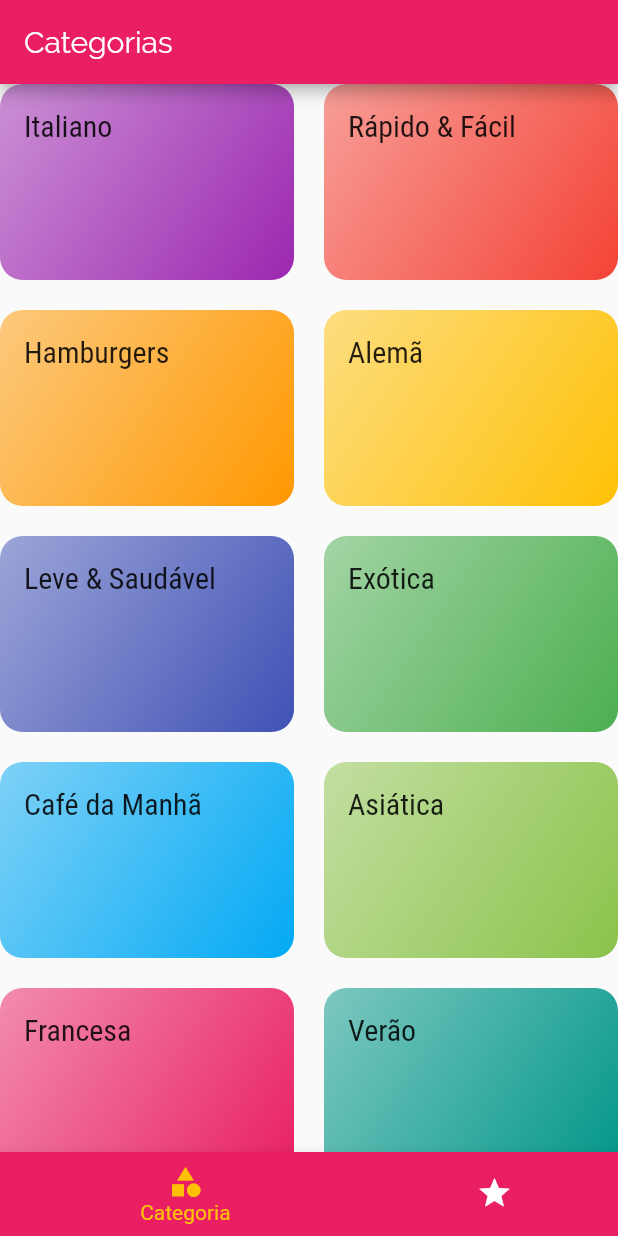
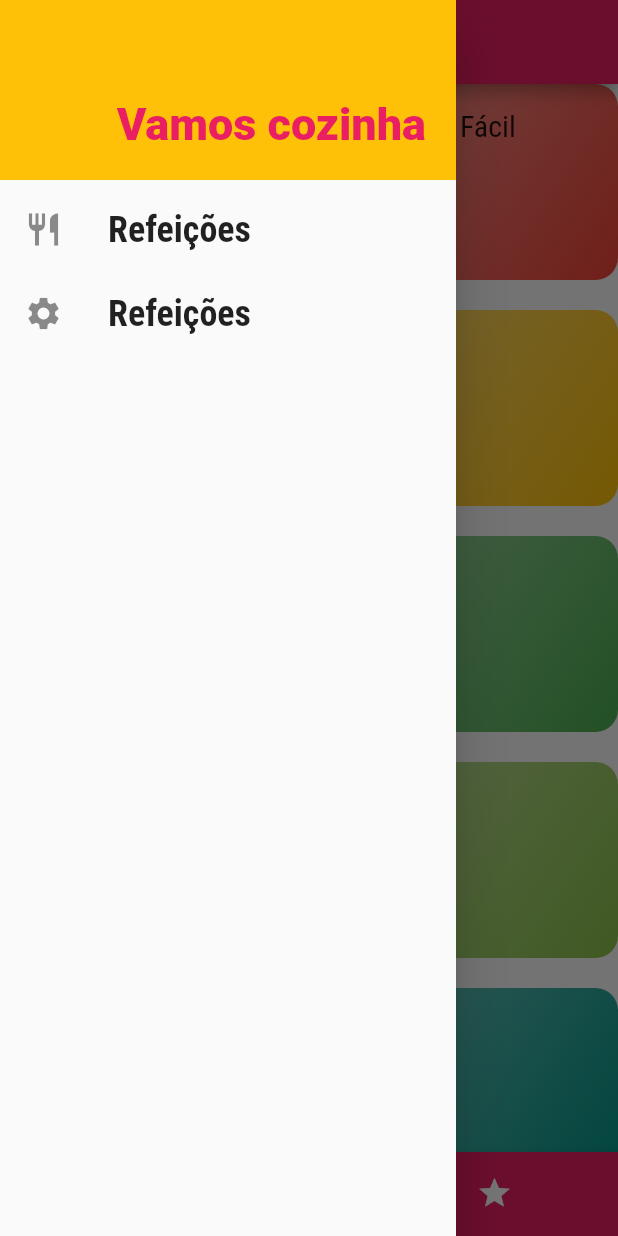
Before and after one commit to sigismundo03/Curso_flutter, a Flutter app: the screen it shows after launch, with the side drawer open (before the commit the screen has no drawer), on a phone screen of 412 x 824 dp. Run offline on Flutter 3.47's test engine with Material 2 defaults, Android fonts, the phone set to English and light mode, and no system bars; our stand-ins replace sqflite; accounts and stored records are empty.

```diff
--- /dev/null
+++ b/cook/lib/components/man_dawer.dart
@@ -0,0 +1,62 @@
+import 'package:flutter/material.dart';
+import '../util/approutes.dart';
+
+class ManDrawer extends StatelessWidget {
+
+  Widget _creatItem(IconData icon, String label,Function ontap ){
+    return ListTile(
+        leading: Icon(
+          icon,
+          size: 26,
+        ),
+        title: Text(
+          label,
+          style: TextStyle(
+            fontFamily: "RobotoCondensed",
+            fontSize: 24,
+            fontWeight: FontWeight.bold,
+          ),
+        ),
+        onTap: ontap ,
+    );
+  }
+
+  @override
+  Widget build(BuildContext context) {
+    return Drawer(
+      child: Column(
+        children: [
+          Container(
+            height: 120,
+            width: double.infinity,
+            padding: const EdgeInsets.all(20),
+            color: Theme.of(context).accentColor,
+            alignment: Alignment.bottomRight,
+            child: Text(
+              "Vamos cozinha",
+              style: TextStyle(
+                fontWeight: FontWeight.w900,
+                fontSize: 30,
+                color:Theme.of(context).primaryColor,
+
+              ),
+              ),
+          ),
+          SizedBox(height: 05,),
+          _creatItem(
+            Icons.restaurant,
+            "Refeições",
+            ()=> Navigator.of(context).pushReplacementNamed(AppRoutes.Home),
+          ),
+          _creatItem(
+            Icons.settings,
+           "Refeições",
+           ()=> Navigator.of(context).pushReplacementNamed(AppRoutes.Settings),
+           ),
+
+        ],
+      ),
+
+    );
+  }
+}
--- a/cook/lib/main.dart
+++ b/cook/lib/main.dart
@@ -5,15 +5,20 @@ import 'package:cook/util/approutes.dart';
 import 'package:cook/views/meal_detail_view.dart';
 import 'package:flutter/material.dart';
 import 'views/category_meals_view.dart';
-
+import 'views/settings_view.dart';
+import 'models/meal.dart';
+import 'data/dummy_data.dart';
 
 void main() => runApp(MyApp());
 
 class MyApp extends StatelessWidget {
+
+  List<Meal> _availableMeals =  DUMMY_MEALS;
+
   @override
   Widget build(BuildContext context) {
     return MaterialApp(
-      title: 'Go we Cook',
+      title: '\vamos Cozinha? ',
       theme: ThemeData(
         primarySwatch: Colors.pink,
         accentColor: Colors.amber,
@@ -29,8 +34,9 @@ class MyApp extends StatelessWidget {
       ),
       routes: {
         AppRoutes.Home: (context) => TabsView(),
-        AppRoutes.CATEGORY_EMAILS:(context) => CategoryMealsView(),
+        AppRoutes.CATEGORY_EMAILS:(context) => CategoryMealsView(_availableMeals),
         AppRoutes.MEAL_DETAIL:(context) => MealDetailView(),
+        AppRoutes.Settings:(context) => SettingsView(),
       },
 
     );
--- a/cook/lib/util/approutes.dart
+++ b/cook/lib/util/approutes.dart
@@ -2,6 +2,7 @@ class AppRoutes{
   static const Home = '/';
   static const CATEGORY_EMAILS= '/Categories-meals';
   static const MEAL_DETAIL= '/meal-detail';
+  static const Settings = '/settings';
 
 
 }
--- a/cook/lib/views/tabs_view.dart
+++ b/cook/lib/views/tabs_view.dart
@@ -1,6 +1,7 @@
 import 'package:flutter/material.dart';
 import '../views/category_view.dart';
 import '../views/favorite_view.dart';
+import '../components/man_dawer.dart';
 
 
 class TabsView extends StatefulWidget {
@@ -30,6 +31,11 @@ class _TabsViewState extends State<TabsView> {
         ),
 
       body: _view[_selectedViewindex]["view"],
+
+      drawer: ManDrawer(
+
+      ),
+
       bottomNavigationBar:BottomNavigationBar(
         onTap: _selectedView,
         backgroundColor: Theme.of(context).primaryColor,
```
Also changed, not shown: cook/lib/models/settengs.dart (added, +15 -0 lines), cook/lib/views/category_meals_view.dart (+6 -2 lines), cook/lib/views/settings_view.dart (added, +93 -0 lines).
